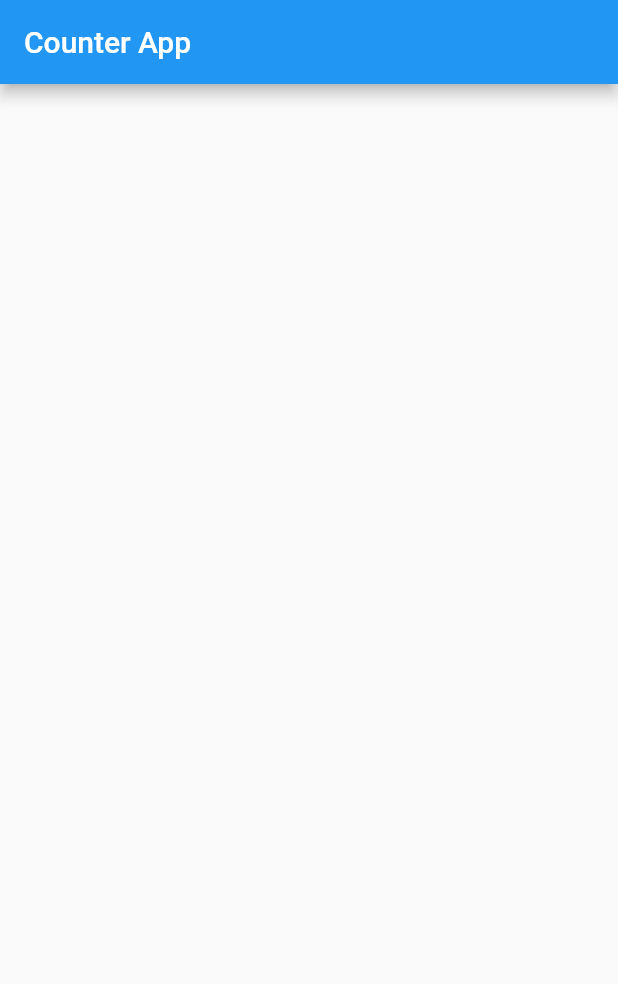
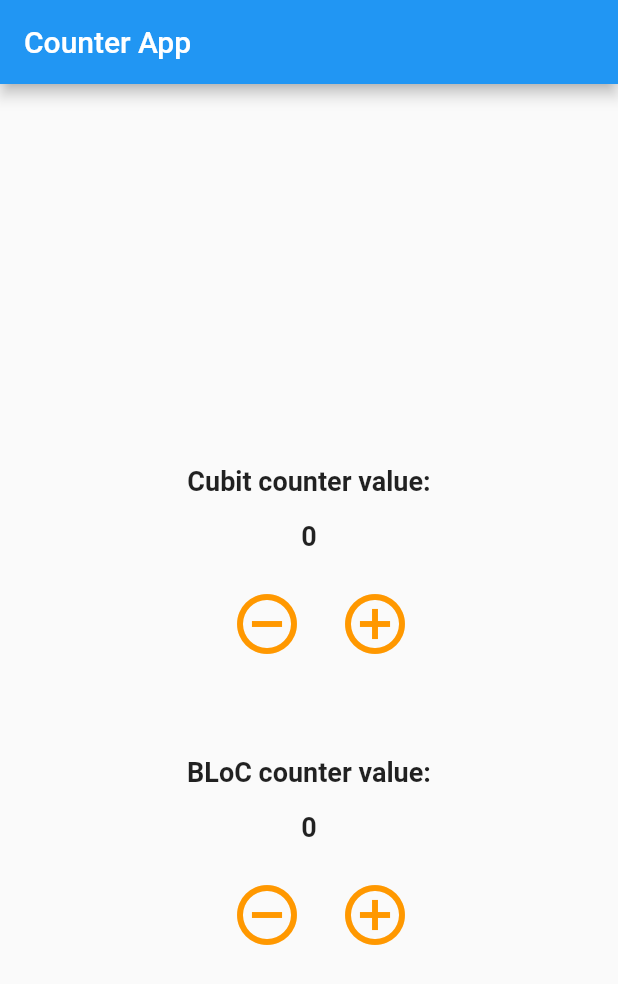
Before and after one commit to SubrotaDebnath/basic_of_bloc_and_cubit, a Flutter app: the screen it shows after launch, on a phone screen of 412 x 824 dp. Shown: the top 984 px of the screen. Run offline on Flutter 3.47's test engine with Material 2 defaults, Android fonts, the phone set to English and light mode, and no system bars.

Commit message:
home page design

```diff
--- a/lib/presentation/my_home_page.dart
+++ b/lib/presentation/my_home_page.dart
@@ -11,29 +11,112 @@ class MyHomePage extends StatelessWidget {
       ),
       body: SingleChildScrollView(
         physics: const BouncingScrollPhysics(),
+        child: SizedBox(
+          height: MediaQuery.of(context).size.height -
+              MediaQuery.of(context).padding.top,
           child: Column(
-          mainAxisAlignment: MainAxisAlignment.spaceEvenly,
+            mainAxisAlignment: MainAxisAlignment.center,
             children: [
-            Column(
+              //Cubit Section
+              const TextWidget(
+                label: 'Cubit counter value:',
+              ),
+
+              const TextWidget(
+                label: '0',//Cubit Counter Value
+              ),
+              Row(
+                mainAxisAlignment: MainAxisAlignment.center,
                 children: [
-                //Title
-                //Count Text
-                //Increment and decrement Button
-                Row(children: const [],)
+                  ButtonWidget(
+                    icon: Icons.remove_circle_outline,
+                    onTap: () {},//Cubit value decrement
+                  ),
+                  const SizedBox(
+                    width: 24,
+                  ),
+                  ButtonWidget(
+                    icon: Icons.add_circle_outline,
+                    onTap: () {},//Cubit Value increment
+                  ),
                 ],
               ),
-            ListView(
-              shrinkWrap: true,
+              const SizedBox(
+                height: 72,
+              ),
+              //BLoC section
+              const TextWidget(
+                label: 'BLoC counter value:',
+              ),
+              const TextWidget(
+                label: '0',//BLoC counter Value
+              ),
+              Row(
+                mainAxisAlignment: MainAxisAlignment.center,
                 children: [
-                //Title
-                //Count Text
-                //Increment and decrement Button
-                Row(children: const [],)
+                  ButtonWidget(
+                    icon: Icons.remove_circle_outline,
+                    onTap: () {},//BLoC value decrement
+                  ),
+                  const SizedBox(
+                    width: 24,
+                  ),
+                  ButtonWidget(
+                    icon: Icons.add_circle_outline,
+                    onTap: () {},//BLoC Value increment
+                  ),
                 ],
               ),
             ],
           ),
         ),
+      ),
     );
   }
 }
+
+class TextWidget extends StatelessWidget {
+  final String label;
+
+  const TextWidget({
+    required this.label,
+    Key? key,
+  }) : super(key: key);
+
+  @override
+  Widget build(BuildContext context) {
+    return Padding(
+      padding: const EdgeInsets.only(bottom: 16),
+      child: Text(
+        label,
+        style: const TextStyle(
+          fontSize: 18,
+          fontWeight: FontWeight.w600,
+        ),
+      ),
+    );
+  }
+}
+
+class ButtonWidget extends StatelessWidget {
+  final IconData icon;
+  final onTap;
+
+  const ButtonWidget({
+    required this.icon,
+    required this.onTap,
+    Key? key,
+  }) : super(key: key);
+
+  @override
+  Widget build(BuildContext context) {
+    return IconButton(
+      onPressed: onTap,
+      icon: Icon(
+        icon,
+        size: 48,
+        color: Colors.orange,
+      ),
+    );
+  }
+}
```
Also changed, not shown: pubspec.yaml (+3 -68 lines), pubspec.lock. Lines whose indentation alone changed are shown as unchanged.
